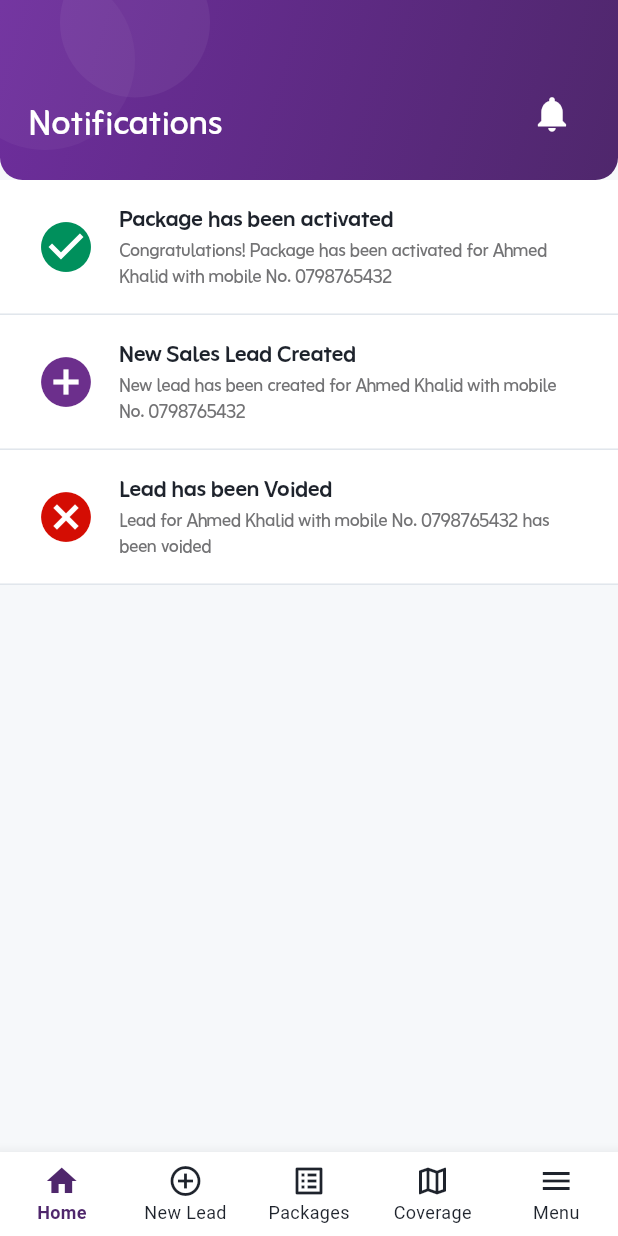
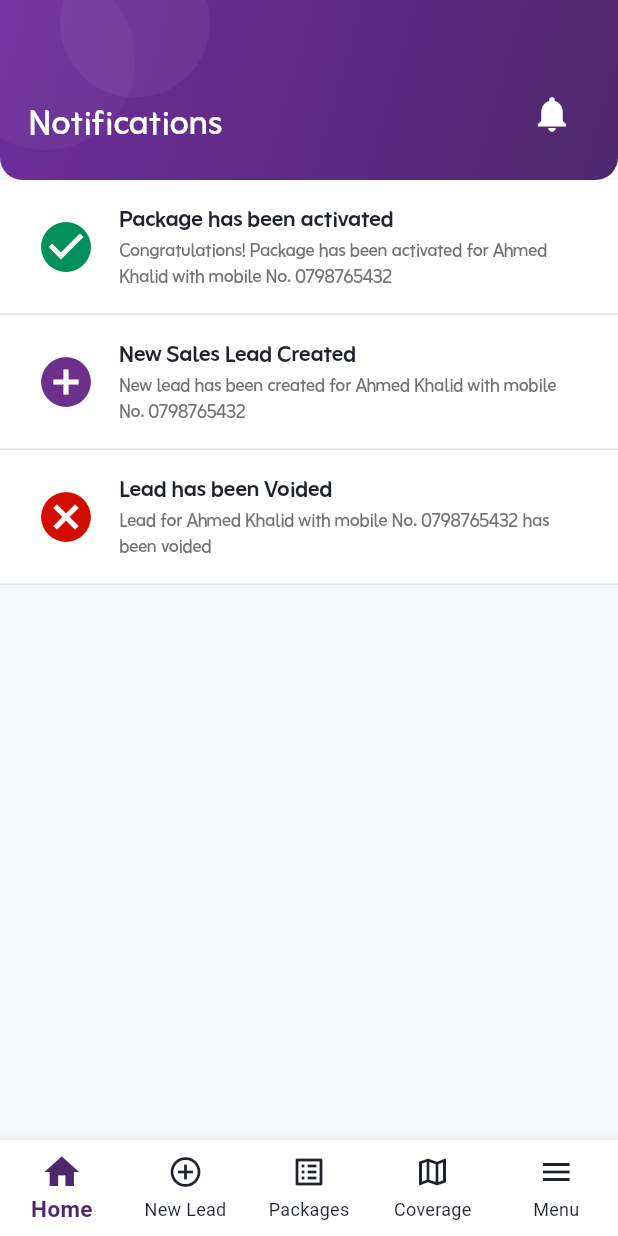
Before and after one commit to moh-sameer77/Youth_App, a Flutter app: the screen it shows after launch, after a tap on the "notifications none" icon, on a phone screen of 412 x 824 dp. Run offline on Flutter 3.47's test engine with Material 3 defaults, Android fonts, the phone set to English and light mode, and no system bars; our stand-ins replace equatable, get, internet_connection_checker.

Commit message:
11/05/2023 11:05 AM

```diff
--- a/lib/src/controllers/navigation_controller.dart
+++ b/lib/src/controllers/navigation_controller.dart
@@ -1,19 +1,51 @@
+import 'package:flutter_application_1/src/feature/packages/view/packages_screen.dart';
 import 'package:get/get.dart';
+import 'package:flutter/material.dart';
 
 class NavigationController extends GetxController {
   var currentIndex = 0.obs;
   var currentTitle = 'My Leads'.obs;
   RxBool showNotifications = false.obs;
-  // final pageController = PageController();
+  // final PageController pageController = PageController(initialPage: 0);
+  RxList<int> navigationHistory = <int>[0].obs;
+
+  final List<Widget> pages = [
+    const Center(key: ValueKey('home'), child: Text("Home Page")),
+    const Center(key: ValueKey('search'), child: Text("Search Page")),
+    const PackagesScreen(key: ValueKey('packages')),
+    const Center(key: ValueKey('coverage'), child: Text("Coverage")),
+    const Center(key: ValueKey('profile'), child: Text("Profile")),
+  ];
+
+  final List<String> titles = [
+    "My Leads",
+    "New Lead",
+    "Packages",
+    "Coverage",
+    "Menu",
+  ];
 
   void changeScreen(int index) {
     showNotifications.value = false;
+    if (navigationHistory.last != index) {
+      navigationHistory.add(index);
+    }
     currentIndex.value = index;
     // pageController.jumpToPage(index);
+    updateTitle(index);
   }
 
-  void updateTitle(int index){
-        switch (index) {
+  void goBack() {
+    if (navigationHistory.length > 1) {
+      navigationHistory.removeLast();
+      currentIndex.value = navigationHistory.last;
+      // pageController.jumpToPage(navigationHistory.last);
+      updateTitle(navigationHistory.last);
+    }
+  }
+
+  void updateTitle(int index) {
+    switch (index) {
       case 0:
         currentTitle.value = 'My Leads';
         break;
@@ -32,10 +64,8 @@ class NavigationController extends GetxController {
     }
   }
 
-
   void toggleNotifications() {
     showNotifications.value = !showNotifications.value;
     currentTitle.value = 'Notifications';
-
   }
 }
--- a/lib/src/shared/widgets/bottomNavbar.dart
+++ b/lib/src/shared/widgets/bottomNavbar.dart
@@ -4,35 +4,44 @@ import 'package:flutter_application_1/src/feature/notifications/view/notificatio
 import 'package:get/get.dart';
 import 'package:flutter_application_1/src/config/theme/theme.dart';
 import 'package:flutter_application_1/src/shared/widgets/CustomAppBar.dart';
-import 'package:flutter_application_1/src/feature/packages/view/packages_screen.dart';
 
-class Bottomnavbar extends StatelessWidget {
+class Bottomnavbar extends StatefulWidget {
+  const Bottomnavbar({super.key});
+
+  @override
+  State<Bottomnavbar> createState() => _BottomnavbarState();
+}
+
+class _BottomnavbarState extends State<Bottomnavbar> {
   final NavigationController navController = Get.put(NavigationController());
 
-final List<Widget> _pages = [
-  Center(key: ValueKey('home'), child: Text("Home Page")),
-  Center(key: ValueKey('search'), child: Text("Search Page")),
-  PackagesScreen(key: ValueKey('packages')),
-  Center(key: ValueKey('coverage'), child: Text("Coverage")),
-  Center(key: ValueKey('profile'), child: Text("Profile")),
-];
-
-  final List<String> _titles = [
-    "My Leads",
-    "New Lead",
-    "Packages",
-    "Coverage",
-    "Menu",
-    "Notifications",
-  ];
 
   @override
   Widget build(BuildContext context) {
-    return Obx(() {
+    return WillPopScope(
+      onWillPop: () async {
+        if (navController.showNotifications.value) {
+          navController.toggleNotifications();
+          return false;
+        }
+        else if(navController.currentIndex.value == 0) {
+          return true;
+        }
+        else if (navController.navigationHistory.length > 1) {
+          navController.goBack();
+          return false;
+        }
+
+        return true;
+      },
+      child: Obx(() {
         int selectedIndex = navController.currentIndex.value;
 
         return Scaffold(
-        appBar: CustomAppBar(title: navController.showNotifications.value? "Notifications" : _titles[selectedIndex]),
+          appBar: CustomAppBar(
+              title: navController.showNotifications.value
+                  ? "Notifications"
+                  : navController.titles[selectedIndex]),
           body: AnimatedSwitcher(
             duration: Duration(milliseconds: 300),
             transitionBuilder: (Widget child, Animation<double> animation) {
@@ -40,7 +49,7 @@ final List<Widget> _pages = [
             },
             child: navController.showNotifications.value
                 ? NotificationsScreen(key: ValueKey('notifications'))
-                    : _pages[selectedIndex],
+                : navController.pages[selectedIndex],
           ),
           bottomNavigationBar: BottomNavigationBar(
             type: BottomNavigationBarType.fixed,
@@ -49,24 +58,25 @@ final List<Widget> _pages = [
             selectedItemColor: AppTheme.lightAppColors.primary,
             unselectedItemColor: AppTheme.lightAppColors.mainTextcolor,
             backgroundColor: AppTheme.lightAppColors.containercolor,
-          unselectedLabelStyle: TextStyle(
+            unselectedLabelStyle: const TextStyle(
               fontSize: 12,
               fontWeight: FontWeight.w400,
             ),
-          selectedLabelStyle: TextStyle(
-            fontSize: 12,
+            selectedLabelStyle: const TextStyle(
+              fontSize: 15,
               fontWeight: FontWeight.w700,
             ),
-          items: [
+            items:  [
             BottomNavigationBarItem(
-              icon: Icon(
-                selectedIndex == 0 ? Icons.home : Icons.home_outlined,
-              ),
+              activeIcon: Icon(Icons.home, size: 28,) ,
+              icon: Icon(Icons.home_outlined),
               label: "Home",
             ),
+
             BottomNavigationBarItem(
+              activeIcon: Icon(Icons.add_circle, size: 28,),
               icon: Icon(
-                  selectedIndex == 1 ? Icons.add_circle : Icons.add_circle_outline),
+              Icons.add_circle_outline),
               label: "New Lead",
             ),
             BottomNavigationBarItem(
@@ -85,6 +95,7 @@ final List<Widget> _pages = [
             ],
           ),
         );
-    });
+      }),
+    );
   }
 }
```
Also changed, not shown: lib/main.dart (+10 -0 lines). Lines whose indentation alone changed are shown as unchanged.
